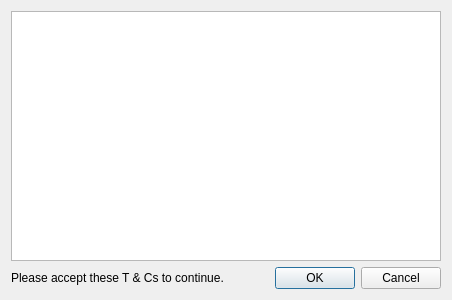
This is recovery/termsdialog.ui in procount/pinn as Qt 5 draws it before an edit. The edited form follows.
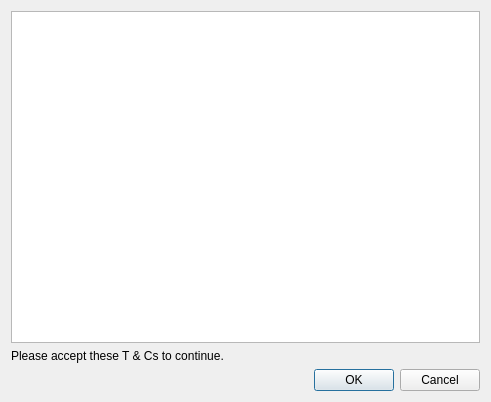
This is the edited form.

What changed in the file:
```diff
--- a/recovery/termsdialog.ui
+++ b/recovery/termsdialog.ui
@@ -6,8 +6,8 @@
    <rect>
     <x>0</x>
     <y>0</y>
-    <width>452</width>
-    <height>300</height>
+    <width>491</width>
+    <height>402</height>
    </rect>
   </property>
   <property name="windowTitle">
@@ -28,7 +28,11 @@
          </property>
         </widget>
        </item>
-       <item>
+      </layout>
+     </item>
+    </layout>
+   </item>
+   <item row="1" column="0">
         <widget class="QDialogButtonBox" name="buttonBox">
          <property name="orientation">
           <enum>Qt::Horizontal</enum>
@@ -37,10 +41,6 @@
           <set>QDialogButtonBox::Cancel|QDialogButtonBox::Ok</set>
          </property>
         </widget>
-       </item>
-      </layout>
-     </item>
-    </layout>
    </item>
   </layout>
  </widget>
```
Lines whose indentation alone changed are shown as unchanged.
